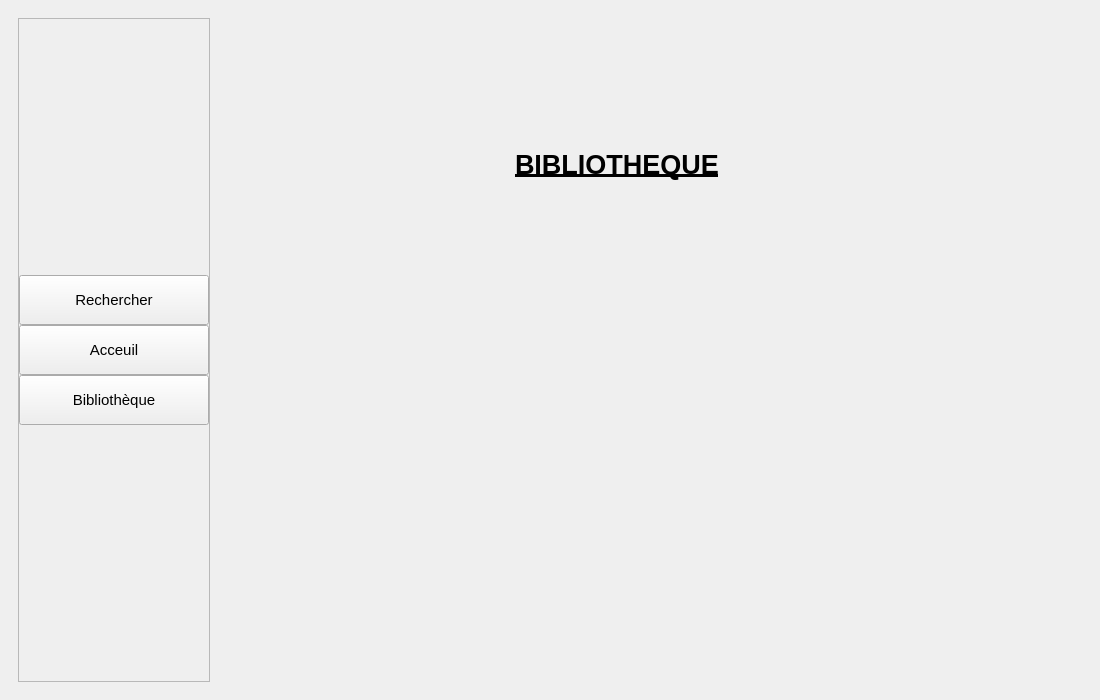
Above: src/ui/MainWindow.ui from Didiloy/python_librairy_app before the change. Below: the same form after it.
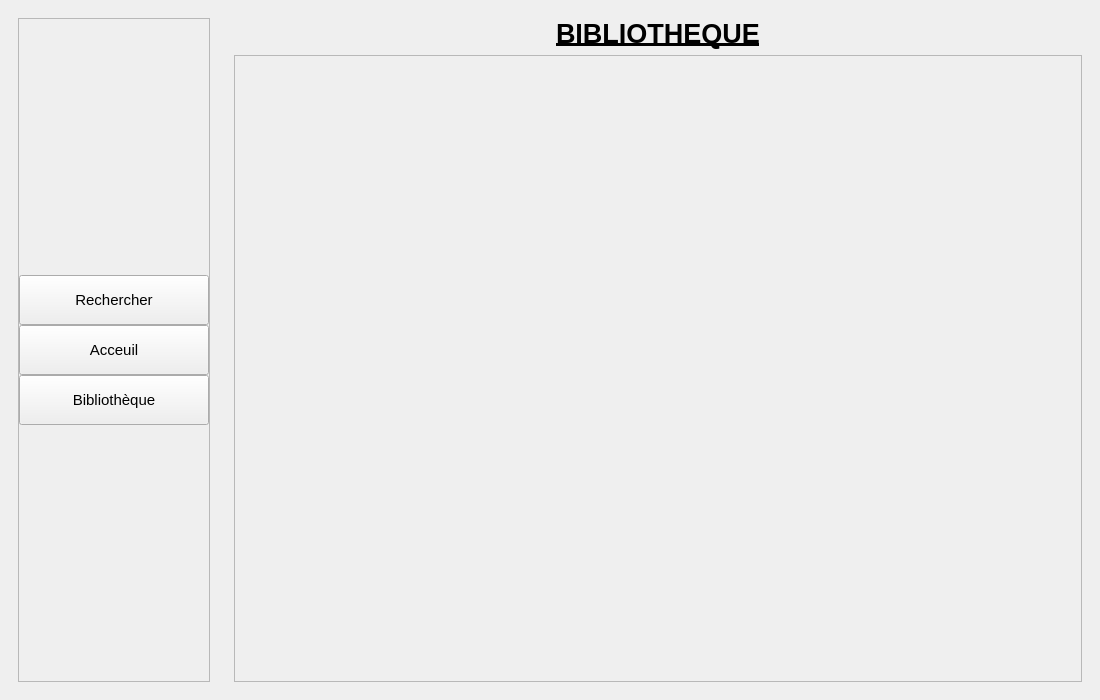
That is the form after the change. The open tabs and pages were chosen to show the change.

Commit message: ajout de méthode classe Livre, ajout de méthode classe Bibliotheque ajout de méthode fichier app.py Quand on appuie sur le bouton Bibliotheque de l'application on peut  maintenant afficher tout les livres qui sont dans la bibliotheque.json avec pour l'instant une image placeholder

Patch:
```diff
--- a/src/ui/MainWindow.ui
+++ b/src/ui/MainWindow.ui
@@ -257,15 +257,9 @@
          <property name="styleSheet">
           <string notr="true"/>
          </property>
+         <layout class="QVBoxLayout" name="verticalLayout_3">
+          <item alignment="Qt::AlignHCenter">
          <widget class="QLabel" name="bibliothequeLabel">
-          <property name="geometry">
-           <rect>
-            <x>290</x>
-            <y>140</y>
-            <width>221</width>
-            <height>31</height>
-           </rect>
-          </property>
           <property name="font">
            <font>
             <pointsize>20</pointsize>
@@ -281,6 +275,32 @@
            <string>BIBLIOTHEQUE</string>
           </property>
          </widget>
+          </item>
+          <item>
+           <widget class="QScrollArea" name="scrollAreaBibliotheque">
+            <property name="widgetResizable">
+             <bool>true</bool>
+            </property>
+            <widget class="QWidget" name="scrollAreaBibliothequeWidgetContent">
+             <property name="geometry">
+              <rect>
+               <x>0</x>
+               <y>0</y>
+               <width>844</width>
+               <height>617</height>
+              </rect>
+             </property>
+             <layout class="QGridLayout" name="gridLayout">
+              <item row="0" column="1">
+               <widget class="QWidget" name="widget" native="true">
+                <layout class="QVBoxLayout" name="verticalLayout_4"/>
+               </widget>
+              </item>
+             </layout>
+            </widget>
+           </widget>
+          </item>
+         </layout>
         </widget>
        </widget>
       </item>
```
Left out of the diff: 2 changed lines with no effect on the pictures. Lines whose indentation alone changed are shown as unchanged. The commit also changes 6 other files.
